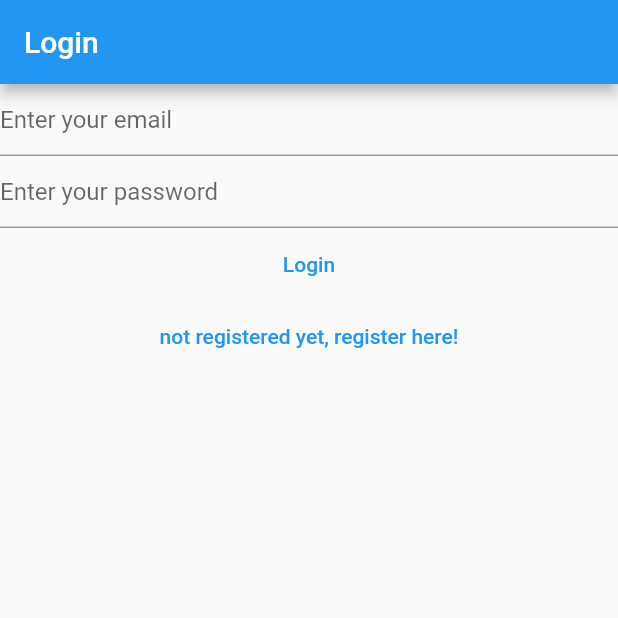
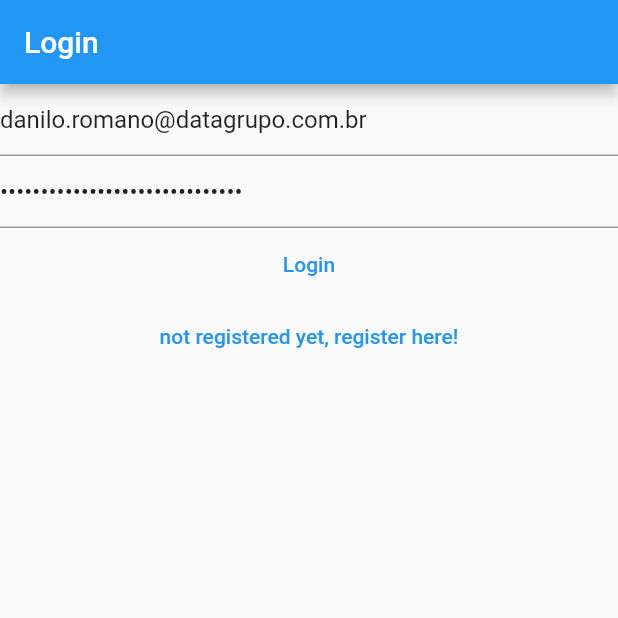
Before and after one commit to risaddex/flutter-experiments, a Flutter app: the screen it shows after launch, after a tap on "Login", on a phone screen of 412 x 824 dp, the top half of it. Run offline on Flutter 3.47's test engine with Material 2 defaults, Android fonts, the phone set to English and light mode, and no system bars; our stand-ins replace firebase_auth, firebase_core; accounts and stored records are empty; generated files the repository leaves out were written again; network calls fail.

Commit message:
step 4
Signed-off-by: Danilo Romano <risadex@gmail.com>

```diff
--- a/lib/main.dart
+++ b/lib/main.dart
@@ -16,8 +16,9 @@ void main() {
     ),
     home: const HomePage(),
     routes: {
-      '/login/': (context) => const LoginView(),
-      '/register/': (context) => const RegisterView(),
+      LoginView.route: (context) => const LoginView(),
+      RegisterView.route: (context) => const RegisterView(),
+      NotesView.route: (context) => const NotesView(),
     },
   ));
 }
@@ -57,6 +58,7 @@ class HomePage extends StatelessWidget {
 enum MenuAction { logout }
 
 class NotesView extends StatefulWidget {
+  static const route = '/notes/';
   const NotesView({Key? key}) : super(key: key);
 
   @override
--- a/lib/views/login_view.dart
+++ b/lib/views/login_view.dart
@@ -2,9 +2,11 @@ import 'package:firebase_auth/firebase_auth.dart';
 import 'package:firebase_core/firebase_core.dart';
 import 'package:flutter/material.dart';
 
+import 'dart:developer' as devtools show log;
 import '../firebase_options.dart';
 
 class LoginView extends StatefulWidget {
+  static const route = '/login/';
   const LoginView({Key? key}) : super(key: key);
 
   @override
@@ -17,8 +19,8 @@ class _LoginViewState extends State<LoginView> {
 
   @override
   void initState() {
-    _email = TextEditingController();
-    _password = TextEditingController();
+    _email = TextEditingController(text: 'danilo.romano@datagrupo.com.br');
+    _password = TextEditingController(text: 'danilo.romano@datagrupo.com.br');
     super.initState();
   }
 
@@ -50,6 +52,7 @@ class _LoginViewState extends State<LoginView> {
             enableSuggestions: false,
             autocorrect: false,
             decoration: const InputDecoration(hintText: 'Enter your password'),
+
           ),
           TextButton(
             onPressed: () async {
@@ -62,14 +65,19 @@ class _LoginViewState extends State<LoginView> {
                   password: password,
                 );
 
-                print(userCredential);
+                Navigator.of(context).pushNamedAndRemoveUntil(
+                  '/notes/',
+                  (route) => false,
+                );
+
+                devtools.log(userCredential.toString());
               } on FirebaseAuthException catch (e) {
                 if (e.code == 'user-not-found') {
-                  print('User not found');
+                  devtools.log('User not found');
                 }
               } catch (e) {
-                print('something Bag happened');
-                print(e);
+                devtools.log('something Bag happened');
+                devtools.log(e.toString());
               }
             },
             child: const Text('Login'),
```
Also changed, not shown: lib/views/register_view.dart (+7 -6 lines).
